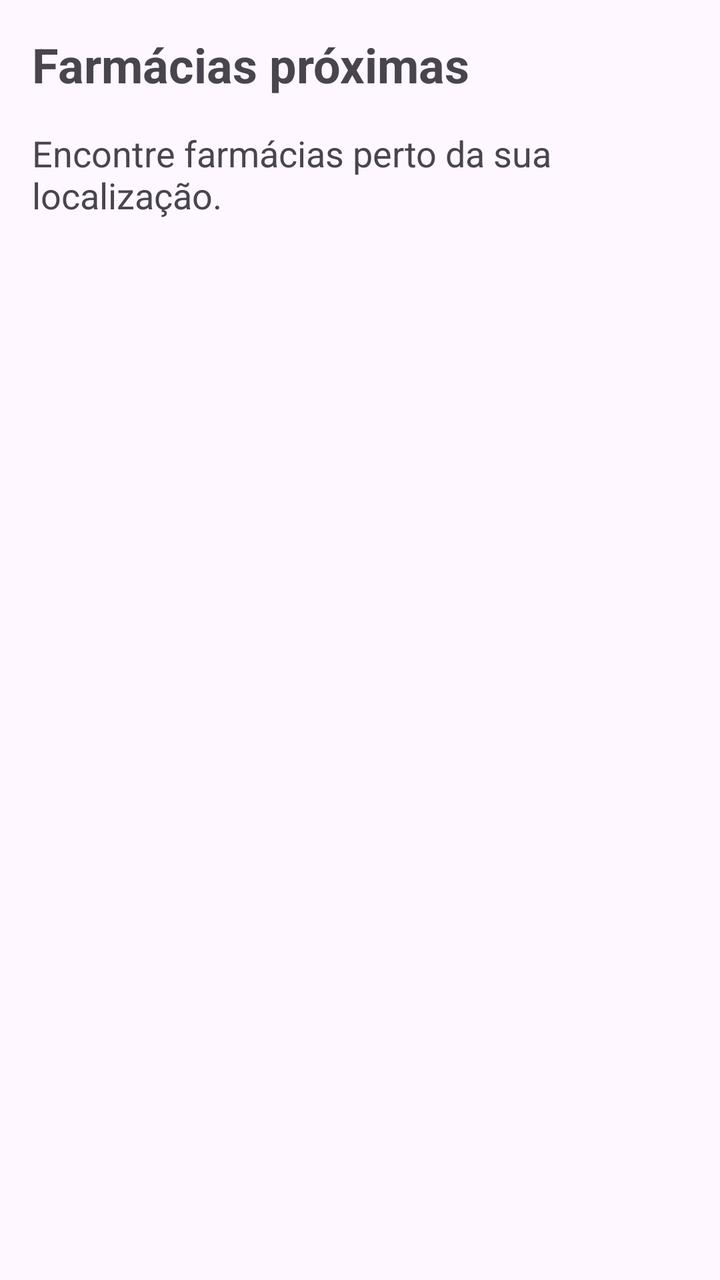
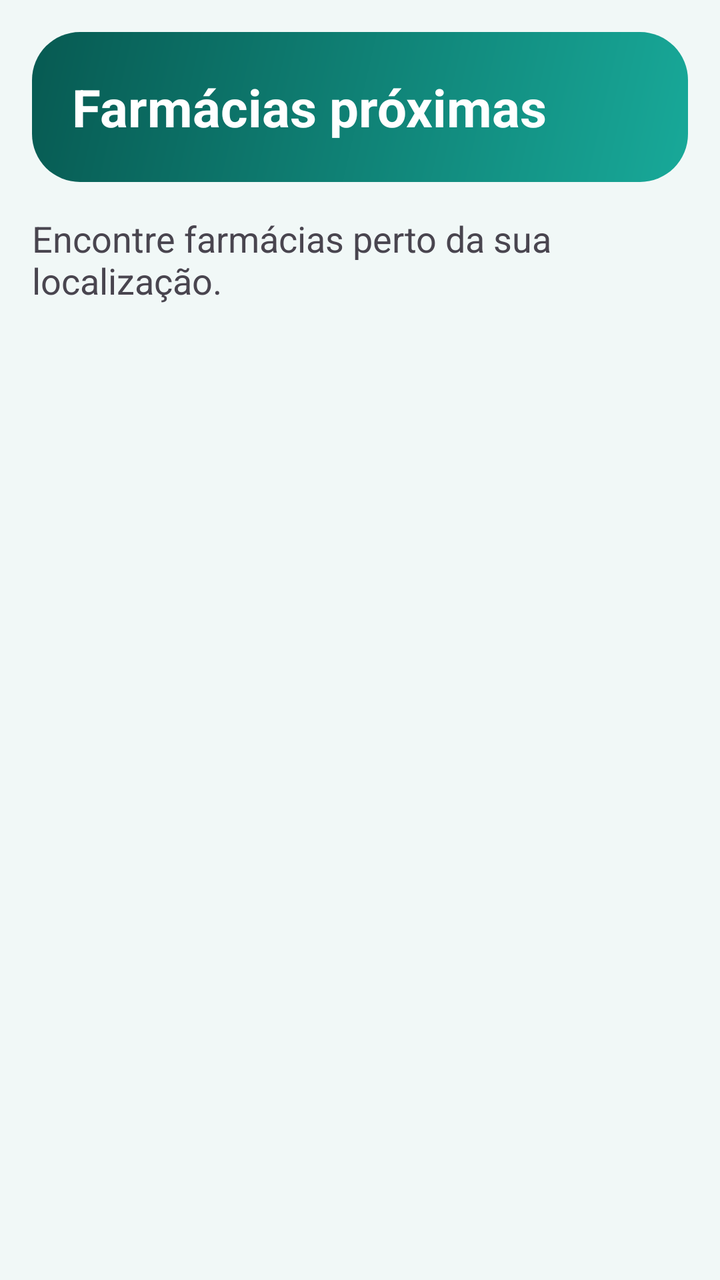

Before-and-after screenshots of an Android layout around one commit, followed by the original layout XML and the change that was made.
<!-- AndroidManifest.xml: application theme Theme.RemedioCerto -->
<!-- res/layout/fragment_farmacias.xml -->
<?xml version="1.0" encoding="utf-8"?>
<LinearLayout xmlns:android="http://schemas.android.com/apk/res/android"
    android:layout_width="match_parent"
    android:layout_height="match_parent"
    android:orientation="vertical"
    android:padding="@dimen/margem">

    <TextView
        android:id="@+id/tvTitulo"
        android:layout_width="match_parent"
        android:layout_height="wrap_content"
        android:text="@string/farmacias_titulo"
        android:textSize="@dimen/texto_titulo"
        android:textStyle="bold" />

    <TextView
        android:id="@+id/tvTexto"
        android:layout_width="match_parent"
        android:layout_height="wrap_content"
        android:layout_marginTop="@dimen/margem"
        android:text="@string/farmacias_texto"
        android:textSize="@dimen/texto_corpo" />
</LinearLayout>
<!-- resources referenced by this layout -->
<resources>
  <dimen name="texto_titulo">24sp</dimen>
  <style name="Theme.RemedioCerto" parent="Theme.Material3.DayNight.NoActionBar" />
  <!-- unchanged entries left out for length: 4 -->
</resources>

<!-- the commit's change to res/layout/fragment_farmacias.xml (unified diff, before → after) -->
@@ -7,11 +7,10 @@
 
     <TextView
         android:id="@+id/tvTitulo"
+        style="@style/Estilo.Titulo"
         android:layout_width="match_parent"
         android:layout_height="wrap_content"
-        android:text="@string/farmacias_titulo"
-        android:textSize="@dimen/texto_titulo"
-        android:textStyle="bold" />
+        android:text="@string/farmacias_titulo" />
 
     <TextView
         android:id="@+id/tvTexto"
<!-- resource entries referenced after the edit -->
@@ -1,7 +1,118 @@
 <!-- resources referenced by this layout -->
 <resources>
-  <dimen name="texto_titulo">24sp</dimen>
-  <style name="Theme.RemedioCerto" parent="Theme.Material3.DayNight.NoActionBar" />
+  <style name="Estilo.Titulo" parent="">
+          <item name="android:background">@drawable/bg_cabecalho</item>
+          <item name="android:textColor">@color/white</item>
+          <item name="android:textSize">26sp</item>
+          <item name="android:textStyle">bold</item>
+          <item name="android:padding">20dp</item>
+      </style>
+  <style name="Theme.RemedioCerto" parent="Theme.Material3.Light.NoActionBar">
+          
+          <item name="colorPrimary">@color/rc_primaria</item>
+          <item name="colorOnPrimary">@color/white</item>
+          <item name="colorPrimaryContainer">@color/rc_primaria_clara</item>
+          <item name="colorOnPrimaryContainer">@color/rc_primaria_escura</item>
+          <item name="colorSecondary">@color/rc_coral</item>
+          <item name="colorOnSecondary">@color/white</item>
+          <item name="colorSecondaryContainer">@color/rc_primaria_clara</item>
+          <item name="colorOnSecondaryContainer">@color/rc_primaria_escura</item>
+          <item name="colorTertiary">@color/rc_amarelo</item>
+  
+          
+          <item name="android:colorBackground">@color/rc_fundo</item>
+          <item name="android:windowBackground">@color/rc_fundo</item>
+          <item name="colorSurface">@color/rc_fundo</item>
+          <item name="colorSurfaceContainerLowest">@color/rc_superficie</item>
+          <item name="colorSurfaceContainerLow">@color/rc_superficie</item>
+          <item name="colorSurfaceContainer">@color/rc_superficie</item>
+          <item name="colorSurfaceContainerHigh">@color/rc_superficie</item>
+          <item name="colorSurfaceContainerHighest">@color/rc_superficie_alta</item>
+          <item name="colorOnSurface">@color/rc_texto</item>
+          <item name="colorOnSurfaceVariant">@color/rc_texto_suave</item>
+          <item name="colorOutline">#6F8F8B</item>
+          <item name="colorOutlineVariant">@color/rc_contorno</item>
+  
+          
+          <item name="shapeAppearanceSmallComponent">@style/Forma.Pequena</item>
+          <item name="shapeAppearanceMediumComponent">@style/Forma.Media</item>
+          <item name="shapeAppearanceLargeComponent">@style/Forma.Grande</item>
+  
+          
+          <item name="materialCardViewStyle">@style/Widget.RemedioCerto.Card</item>
+          <item name="materialButtonStyle">@style/Widget.RemedioCerto.Button</item>
+          <item name="materialButtonOutlinedStyle">@style/Widget.RemedioCerto.Button.Outlined</item>
+          <item name="bottomNavigationStyle">@style/Widget.RemedioCerto.BottomNav</item>
+      </style>
+  <!-- drawable bg_cabecalho (drawable) -->
+  <?xml version="1.0" encoding="utf-8"?>
+  <shape xmlns:android="http://schemas.android.com/apk/res/android"
+      android:shape="rectangle">
+      <gradient
+          android:angle="315"
+          android:endColor="@color/rc_gradiente_fim"
+          android:startColor="@color/rc_primaria_escura" />
+      <corners android:radius="24dp" />
+  </shape>
+  <color name="white">#FFFFFFFF</color>
+  <color name="rc_primaria">#0B7D72</color>
+  <color name="rc_primaria_clara">#D4F1EC</color>
+  <color name="rc_primaria_escura">#075A52</color>
+  <color name="rc_coral">#E8553A</color>
+  <color name="rc_amarelo">#FFC93C</color>
+  <color name="rc_fundo">#F1F8F7</color>
+  <color name="rc_superficie">#FFFFFF</color>
+  <color name="rc_superficie_alta">#E3F0EE</color>
+  <color name="rc_texto">#12312F</color>
+  <color name="rc_texto_suave">#4D6B68</color>
+  <color name="rc_contorno">#C9E2DE</color>
+  <style name="Forma.Pequena" parent="ShapeAppearance.Material3.SmallComponent">
+          <item name="cornerFamily">rounded</item>
+          <item name="cornerSize">14dp</item>
+      </style>
+  <style name="Forma.Media" parent="ShapeAppearance.Material3.MediumComponent">
+          <item name="cornerFamily">rounded</item>
+          <item name="cornerSize">22dp</item>
+      </style>
+  <style name="Forma.Grande" parent="ShapeAppearance.Material3.LargeComponent">
+          <item name="cornerFamily">rounded</item>
+          <item name="cornerSize">28dp</item>
+      </style>
+  <style name="Widget.RemedioCerto.Card" parent="Widget.Material3.CardView.Elevated">
+          <item name="cardBackgroundColor">@color/rc_superficie</item>
+          <item name="cardElevation">4dp</item>
+          <item name="cardCornerRadius">22dp</item>
+      </style>
+  <style name="Widget.RemedioCerto.Button" parent="Widget.Material3.Button">
+          <item name="android:textSize">18sp</item>
+          <item name="android:textStyle">bold</item>
+          <item name="android:textAllCaps">false</item>
+          <item name="android:insetTop">0dp</item>
+          <item name="android:insetBottom">0dp</item>
+          <item name="cornerRadius">28dp</item>
+      </style>
+  <style name="Widget.RemedioCerto.Button.Outlined" parent="Widget.Material3.Button.OutlinedButton">
+          <item name="android:textSize">18sp</item>
+          <item name="android:textStyle">bold</item>
+          <item name="android:textAllCaps">false</item>
+          <item name="android:insetTop">0dp</item>
+          <item name="android:insetBottom">0dp</item>
+          <item name="android:textColor">@color/rc_primaria_escura</item>
+          <item name="cornerRadius">28dp</item>
+          <item name="strokeColor">@color/rc_primaria</item>
+          <item name="strokeWidth">2dp</item>
+      </style>
+  <style name="Widget.RemedioCerto.BottomNav" parent="Widget.Material3.BottomNavigationView">
+          <item name="elevation">12dp</item>
+          <item name="labelVisibilityMode">labeled</item>
+          <item name="itemTextAppearanceActive">@style/Texto.Aba</item>
+          <item name="itemTextAppearanceInactive">@style/Texto.Aba</item>
+      </style>
+  <color name="rc_gradiente_fim">#18A999</color>
+  <style name="Texto.Aba" parent="TextAppearance.Material3.LabelMedium">
+          <item name="android:textSize">13sp</item>
+          <item name="android:textStyle">bold</item>
+      </style>
   <!-- unchanged entries left out for length: 4 -->
 </resources>
 
